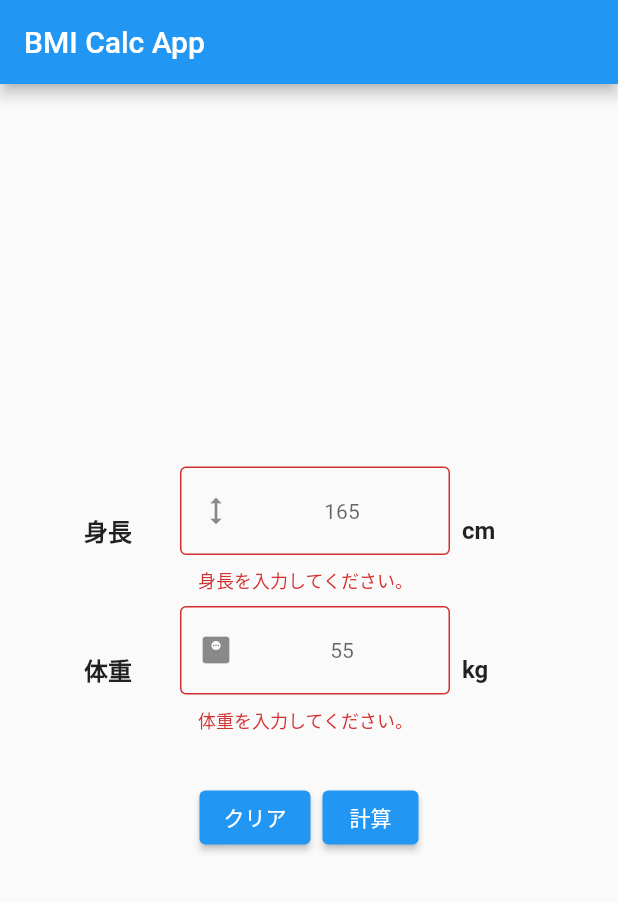
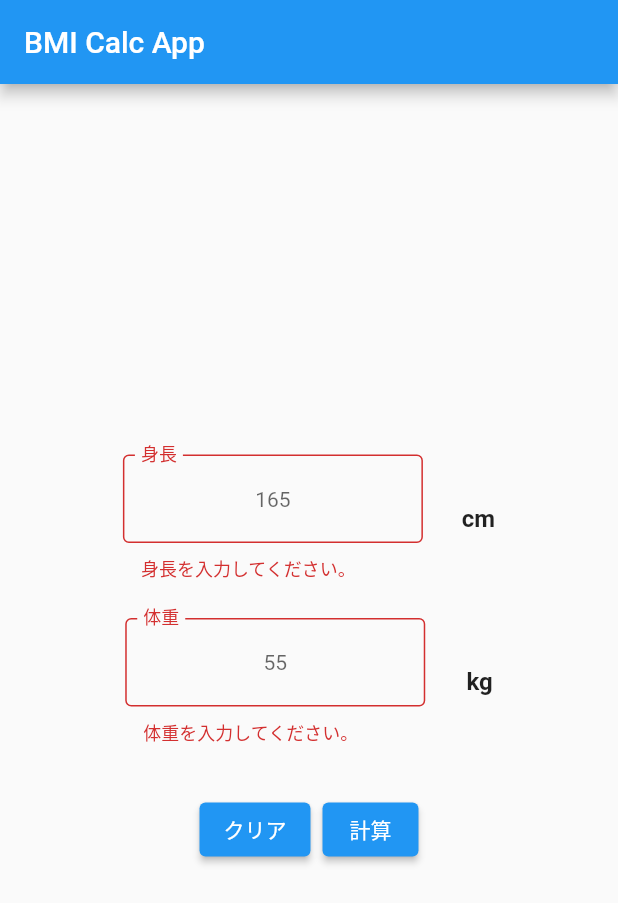
Before and after one commit to shmzzzz/calc_bmi_app, a Flutter app: the screen it shows after launch, after a tap on "クリア", on a phone screen of 412 x 824 dp. Shown: the top 903 px of the screen. Run offline on Flutter 3.47's test engine with Material 2 defaults, Android fonts, the light colour scheme and no system bars; our stand-ins replace flutter_riverpod, freezed_annotation, riverpod_annotation; generated files the repository leaves out were written again.

Commit message:
💄 TextFormFieldの修正

```diff
--- a/lib/screen/input_screen.dart
+++ b/lib/screen/input_screen.dart
@@ -32,23 +32,14 @@
                 Padding(
                   padding: const EdgeInsets.symmetric(horizontal: 40),
                   child: Row(
-                    mainAxisAlignment: MainAxisAlignment.start,
+                    mainAxisAlignment: MainAxisAlignment.spaceEvenly,
                     crossAxisAlignment: CrossAxisAlignment.center,
                     children: [
-                      // 身長入力を促す文言
-                      const Text(
-                        '身長',
-                        style: TextStyle(
-                          fontSize: 16,
-                          fontWeight: FontWeight.bold,
-                        ),
-                      ),
-                      const SizedBox(width: 32),
                       Form(
                         key: heightFormKey,
                         autovalidateMode: AutovalidateMode.always,
                         child: SizedBox(
-                          width: 180,
+                          width: 200,
                           child: TextFormField(
                             validator: (value) {
                               if (value == null ||
@@ -68,9 +59,13 @@
                             controller: heightController,
                             textAlign: TextAlign.center,
                             decoration: const InputDecoration(
+                              floatingLabelBehavior:
+                                  FloatingLabelBehavior.always,
+                              floatingLabelAlignment:
+                                  FloatingLabelAlignment.start,
+                              labelText: '身長',
                               hintText: '165',
                               hintStyle: TextStyle(fontSize: 14),
-                              prefixIcon: Icon(Icons.height),
                               border: OutlineInputBorder(),
                             ),
                             onChanged: (value) {
@@ -79,7 +74,6 @@
                           ),
                         ),
                       ),
-                      const SizedBox(width: 8),
                       const Text(
                         'cm',
                         style: TextStyle(
@@ -91,26 +85,18 @@
                   ),
                 ),
                 // 体重入力を促す文言
-                const SizedBox(height: 8),
+                const SizedBox(height: 24),
                 Padding(
                   padding: const EdgeInsets.symmetric(horizontal: 40),
                   child: Row(
-                    mainAxisAlignment: MainAxisAlignment.start,
+                    mainAxisAlignment: MainAxisAlignment.spaceEvenly,
                     crossAxisAlignment: CrossAxisAlignment.center,
                     children: [
-                      const Text(
-                        '体重',
-                        style: TextStyle(
-                          fontSize: 16,
-                          fontWeight: FontWeight.bold,
-                        ),
-                      ),
-                      const SizedBox(width: 32),
                       Form(
                         key: weightFormKey,
                         autovalidateMode: AutovalidateMode.always,
                         child: SizedBox(
-                          width: 180,
+                          width: 200,
                           child: TextFormField(
                             validator: (value) {
                               if (value == null ||
@@ -130,11 +116,13 @@
                             controller: weightController,
                             textAlign: TextAlign.center,
                             decoration: const InputDecoration(
+                              floatingLabelBehavior:
+                                  FloatingLabelBehavior.always,
+                              floatingLabelAlignment:
+                                  FloatingLabelAlignment.start,
+                              labelText: '体重',
                               hintText: '55',
                               hintStyle: TextStyle(fontSize: 14),
-                              prefixIcon: Icon(
-                                Icons.monitor_weight,
-                              ),
                               border: OutlineInputBorder(),
                             ),
                             onChanged: (value) {
@@ -143,7 +131,6 @@
                           ),
                         ),
                       ),
-                      const SizedBox(width: 8),
                       const Text(
                         'kg',
                         style: TextStyle(
@@ -161,15 +148,13 @@
                   children: [
                     ElevatedButton(
                       onPressed: () {
-                        heightController.text = '';
-                        weightController.text = '';
+                        heightController.clear();
+                        weightController.clear();
                       },
                       style: ElevatedButton.styleFrom(),
                       child: const Text('クリア'),
                     ),
-                    const SizedBox(
-                      width: 8,
-                    ),
+                    const SizedBox(width: 8),
                     ElevatedButton(
                       onPressed: () {
                         if (height == 0.0 || weight == 0.0) {
```
